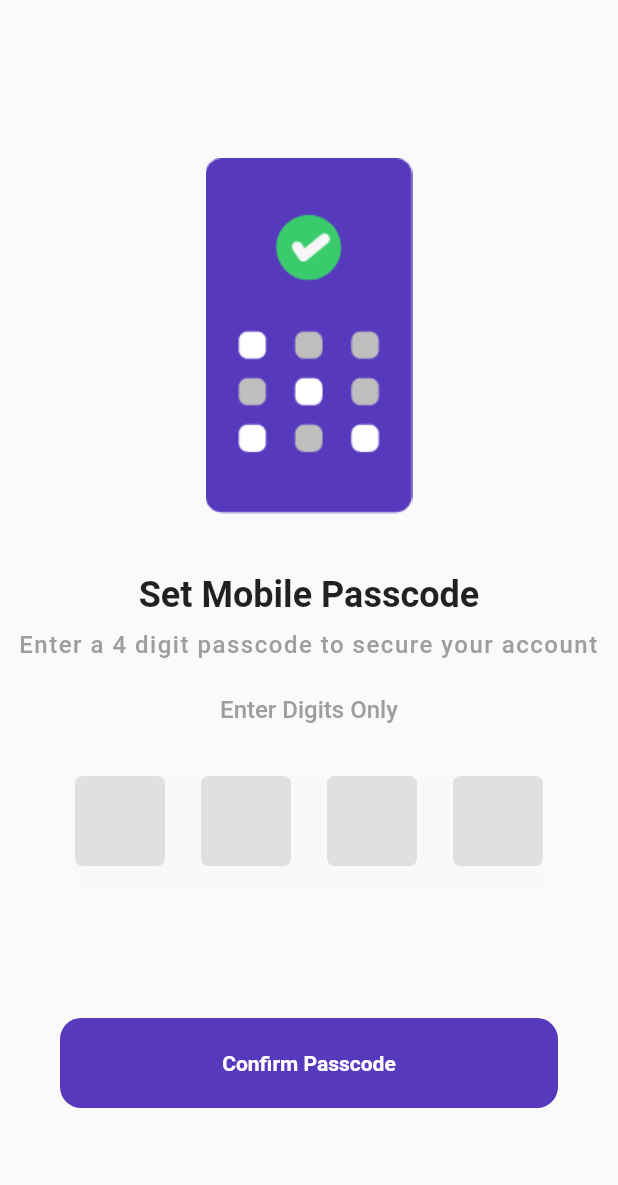
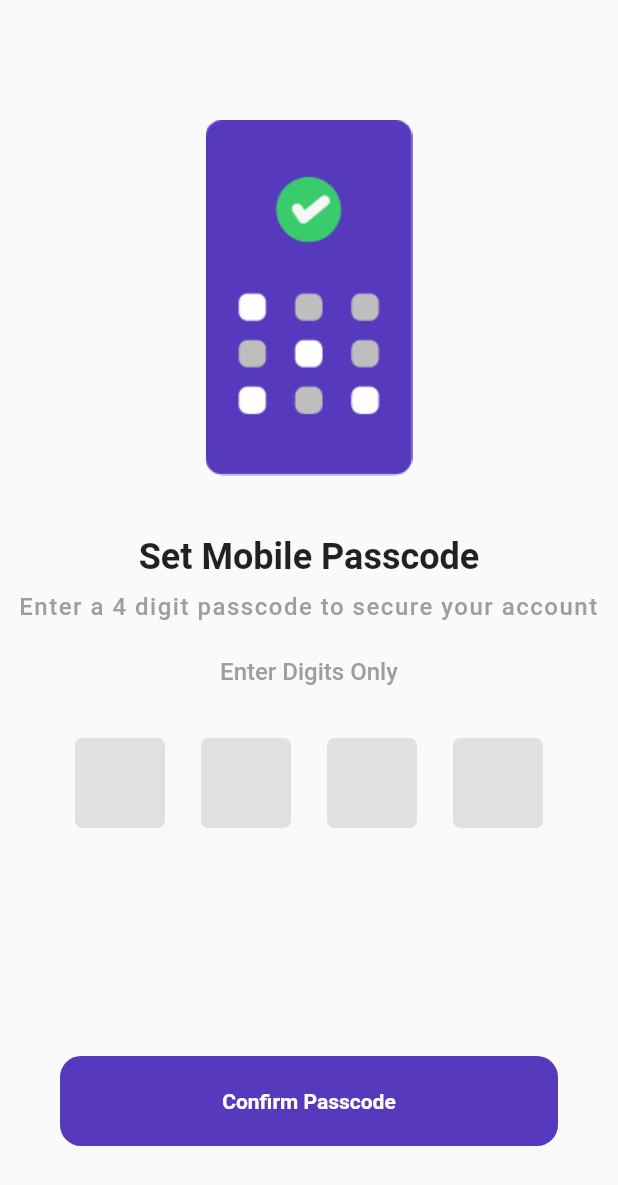
Before and after one commit to paysoapp/payso_flutter, a Flutter app: the SetMobilePasscode screen opened by its route, on a phone screen of 412 x 824 dp. Shown: the top 1185 px of the screen. Run offline on Flutter 3.47's test engine with Material 2 defaults, Android fonts, the phone set to English and light mode, and no system bars; drawn by our look-alikes of pin_code_fields; our stand-ins replace firebase_auth, firebase_core, shared_preferences; accounts and stored records are empty; statements that could not run were skipped.

Commit message:
Update set_mobile_passcode.dart

```diff
--- a/lib/screens/set_mobile_passcode.dart
+++ b/lib/screens/set_mobile_passcode.dart
@@ -14,7 +14,7 @@ class SetMobilePasscode extends StatelessWidget {
       body: Form(
         key: _formKey,
         child: Column(
-          mainAxisAlignment: MainAxisAlignment.spaceEvenly,
+          mainAxisAlignment: MainAxisAlignment.spaceBetween,
           children: [
             Column(
               children: [
@@ -82,6 +82,8 @@ class SetMobilePasscode extends StatelessWidget {
                       },
                       onSubmitted: (value) {
                         passcode = int.parse(value);
+                        print(passcode);
+
                         if (_formKey.currentState.validate()) {
                           Navigator.push(
                             context,
@@ -112,7 +114,7 @@ class SetMobilePasscode extends StatelessWidget {
                       keyboardType: TextInputType.number,
                       enableActiveFill: true,
                       onChanged: (value) {
-                        print("value" + value);
+                        passcode = int.parse(value);
                       }),
                 ),
               ],
```
